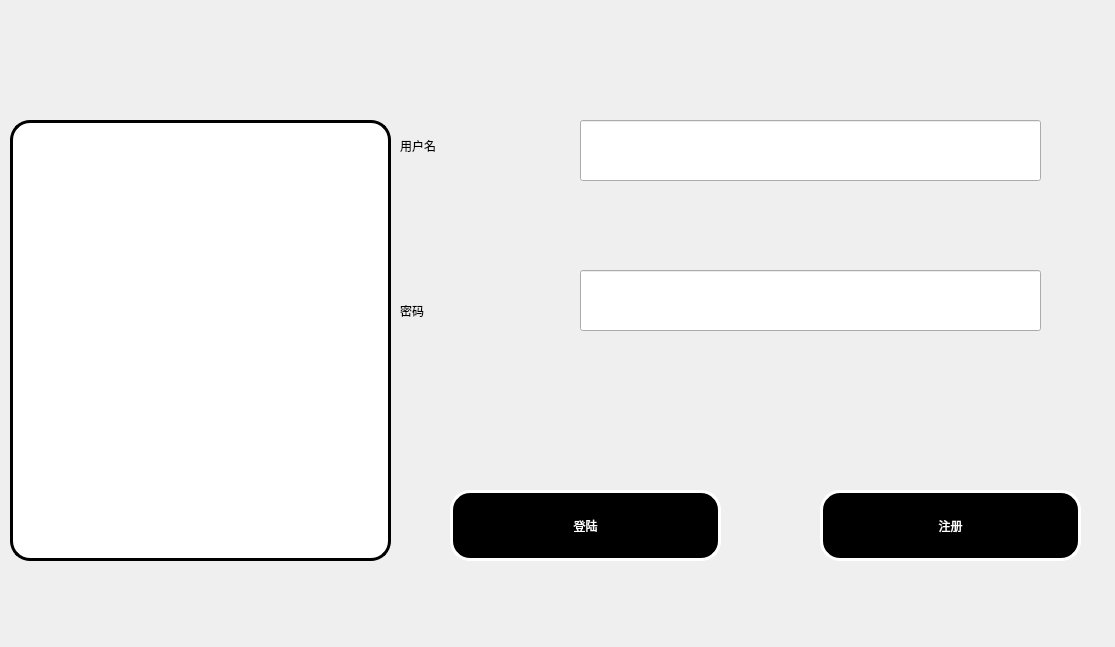
Qt form gui/account.ui (involution-base-of-njupt/everyday-vocabulary) before a commit.
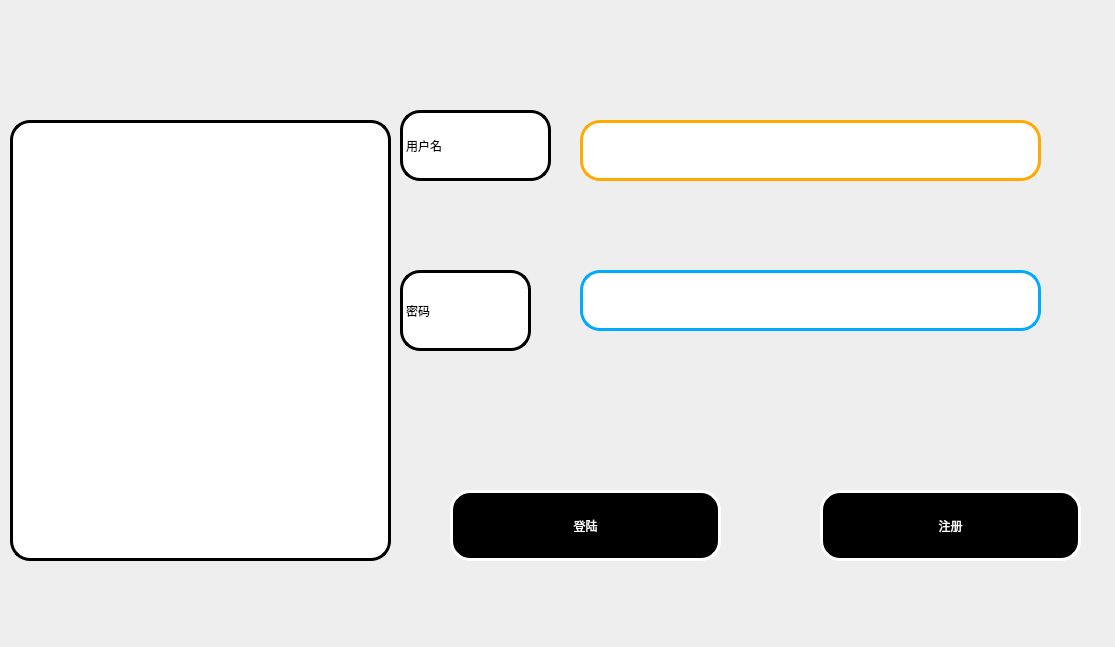
The same form after that commit. Icons and pictures are not drawn.

What changed in the file:
```diff
--- a/gui/account.ui
+++ b/gui/account.ui
@@ -20,7 +20,9 @@
    <string>Form</string>
   </property>
   <property name="styleSheet">
-   <string notr="true">font: 14pt &quot;微软雅黑&quot;;</string>
+   <string notr="true">font: 14pt &quot;微软雅黑&quot;;
+background-color: rgb(238, 238, 238);
+background-image: url(:/icon/account_1.jpg);</string>
   </property>
   <widget class="QTextBrowser" name="textBrowser">
    <property name="geometry">
@@ -58,6 +60,14 @@
      <height>61</height>
     </rect>
    </property>
+   <property name="styleSheet">
+    <string notr="true">border-radius:20px;
+background-color: rgb(255, 255, 255);
+color: rgb(0, 0, 0);
+font: 24pt &quot;微软雅黑&quot;;
+border:3px solid #00aaff;
+</string>
+   </property>
    <property name="echoMode">
     <enum>QLineEdit::Password</enum>
    </property>
@@ -72,7 +82,11 @@
     </rect>
    </property>
    <property name="styleSheet">
-    <string notr="true">font: 20pt &quot;微软雅黑&quot;;</string>
+    <string notr="true">border-radius:20px;
+background-color: rgb(255, 255, 255);
+color: rgb(0, 0, 0);
+font: 20pt &quot;微软雅黑&quot;;
+border:3px solid #000000;</string>
    </property>
    <property name="text">
     <string>用户名</string>
@@ -88,7 +102,11 @@
     </rect>
    </property>
    <property name="styleSheet">
-    <string notr="true">font: 20pt &quot;微软雅黑&quot;;</string>
+    <string notr="true">border-radius:20px;
+background-color: rgb(255, 255, 255);
+color: rgb(0, 0, 0);
+font: 20pt &quot;微软雅黑&quot;;
+border:3px solid #000000;</string>
    </property>
    <property name="text">
     <string>密码</string>
@@ -103,6 +121,13 @@
      <height>61</height>
     </rect>
    </property>
+   <property name="styleSheet">
+    <string notr="true">border-radius:20px;
+background-color: rgb(255, 255, 255);
+color: rgb(0, 0, 0);
+font: 24pt &quot;微软雅黑&quot;;
+border:3px solid #ffaa00;</string>
+   </property>
   </widget>
   <widget class="QPushButton" name="pushButton_2">
    <property name="geometry">
```
Left out of the diff: 9 changed lines with no effect on the pictures.
